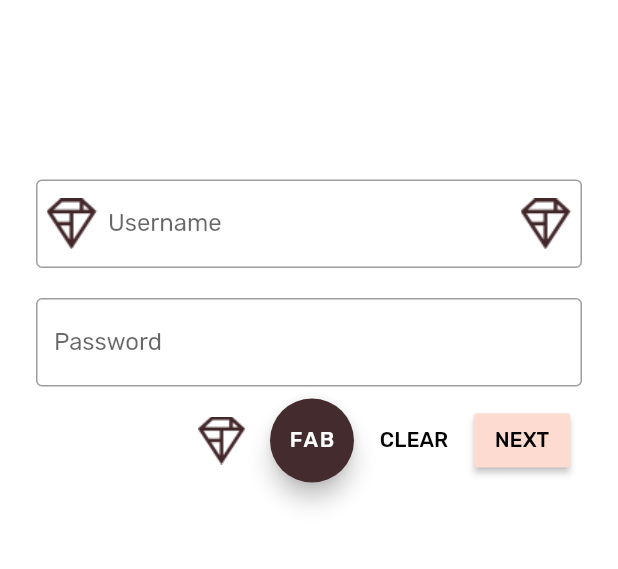
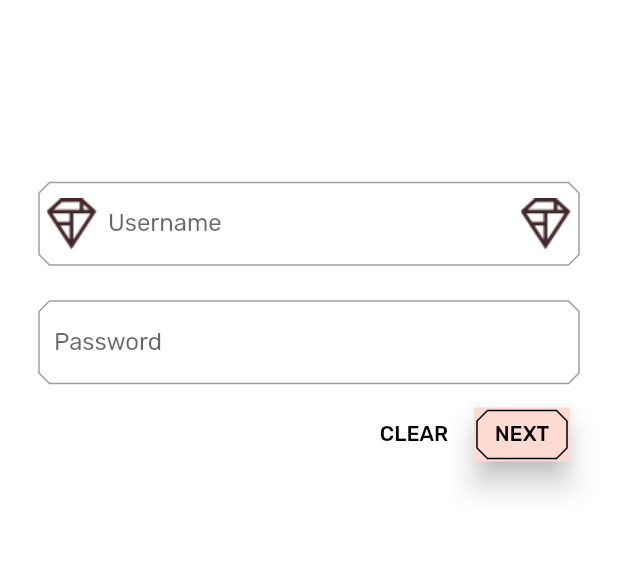
Before and after one commit to tonynowater87/CodeLab, a Flutter app: the screen it shows after launch, after a tap on "CLEAR", on a phone screen of 412 x 824 dp, the part 221-790 px from its top. Run offline on Flutter 3.47's test engine with Material 2 defaults, Android fonts, the light colour scheme and no system bars.

Commit message:
FlutterLab - MDC-103 Flutter - 7. Add shape

```diff
--- a/Flutter/material-components-flutter-codelabs/mdc_100_series/lib/app.dart
+++ b/Flutter/material-components-flutter-codelabs/mdc_100_series/lib/app.dart
@@ -17,6 +17,7 @@ import 'package:flutter/material.dart';
 import 'home.dart';
 import 'login.dart';
 import 'colors.dart';
+import 'supplemental/cut_corners_border.dart';
 
 // TODO: Convert ShrineApp to stateful widget (104)
 class ShrineApp extends StatelessWidget {
@@ -69,8 +70,12 @@ ThemeData _buildShrineTheme() {
     accentTextTheme: _buildShrineTextTheme(base.accentTextTheme),
     primaryTextTheme: _buildShrineTextTheme(base.primaryTextTheme),
     primaryIconTheme: base.primaryIconTheme.copyWith(color: kShrineBrown900),
+    /*inputDecorationTheme: InputDecorationTheme(
+      border: OutlineInputBorder(),
+    ),*/
+    // TODO: Decorate the inputs (103)
     inputDecorationTheme: InputDecorationTheme(
-      border: OutlineInputBorder(),
+      border: CutCornersBorder(), // Replace code
     ),
   );
 }
--- a/Flutter/material-components-flutter-codelabs/mdc_100_series/lib/login.dart
+++ b/Flutter/material-components-flutter-codelabs/mdc_100_series/lib/login.dart
@@ -14,6 +14,7 @@
 
 import 'package:flutter/material.dart';
 import 'colors.dart';
+import 'supplemental/cut_corners_border.dart';
 
 class LoginPage extends StatefulWidget {
   @override
@@ -61,22 +62,27 @@ class _LoginPageState extends State<LoginPage> {
             ),
             ButtonBar(
               children: <Widget>[
-                IconButton(
+                /*IconButton(
                   icon: Image.asset('assets/diamond.png'),
                   onPressed: () {},
                 ),
                 FloatingActionButton(
+                  elevation: 8,
                   child: Text("FAB"),
                   onPressed: () {},
-                ),
+                ),*/
                 FlatButton(
                   child: Text('CLEAR'),
+                  shape: BeveledRectangleBorder(
+                      borderRadius: BorderRadius.all(Radius.circular(7))),
                   onPressed: () {
                     userNameController.clear();
                     passwordController.clear();
                   },
                 ),
                 RaisedButton(
+                  elevation: 8,
+                  shape: CutCornersBorder(),
                   child: Text('NEXT'),
                   onPressed: () {
                     Navigator.pop(context);
```
